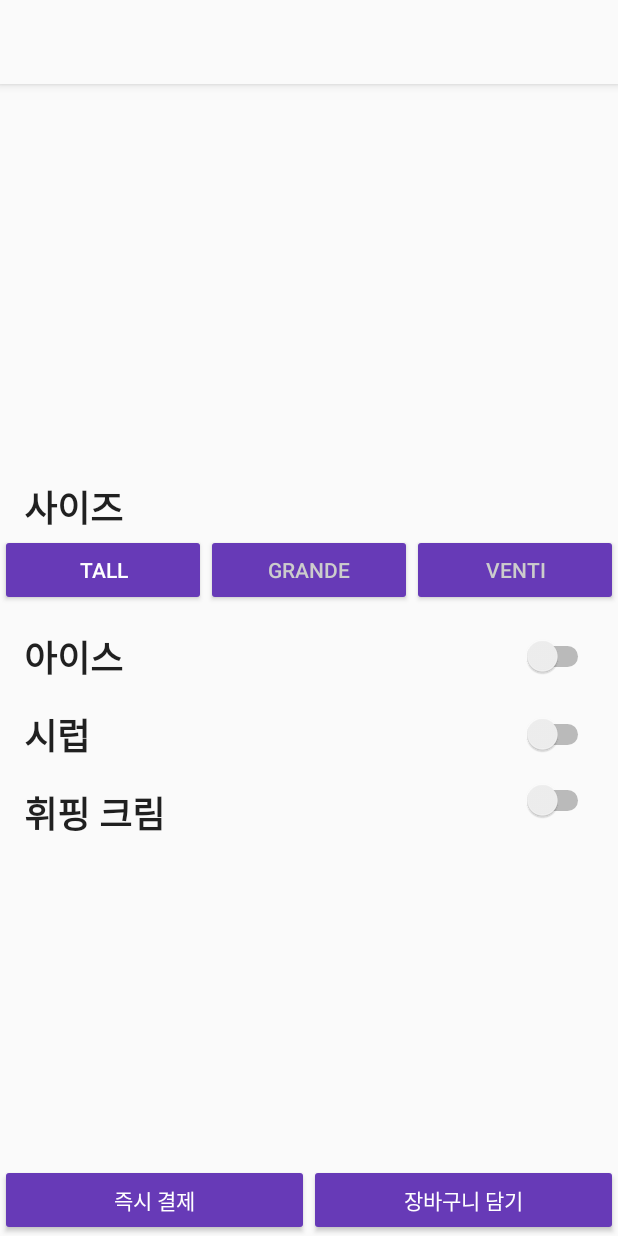
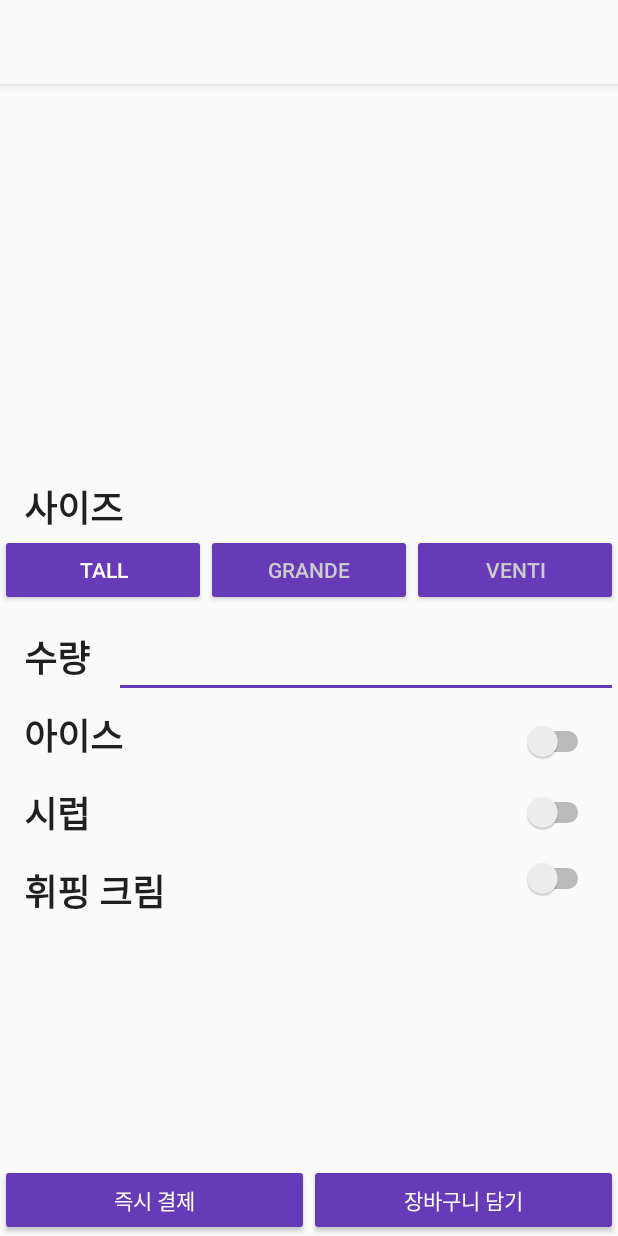
Before and after one commit to minsub0922/midasit-mobile-10-client, an Android app: the OrderActivity screen opened directly, with no data from a screen before it, on a phone screen of 412 x 824 dp. Run offline under Robolectric (Android 15) with nearby library versions, the phone set to English and light mode, and no system bars.

Commit message:
Upload unstaged file

```diff
--- a/app/src/main/res/layout/activity_order.xml
+++ b/app/src/main/res/layout/activity_order.xml
@@ -101,6 +101,33 @@
                 app:layout_constraintTop_toBottomOf="@id/order_size_header" />
 
             <TextView
+                android:id="@+id/order_count"
+                android:layout_width="0dp"
+                android:layout_height="wrap_content"
+                android:layout_marginTop="@dimen/activity_margin"
+                android:paddingEnd="@dimen/activity_margin"
+                android:paddingStart="@dimen/activity_margin"
+                android:text="@string/count"
+                android:textColor="@color/textColorDarkPrimary"
+                android:textSize="24sp"
+                android:textStyle="bold"
+                app:layout_constraintStart_toStartOf="parent"
+                app:layout_constraintTop_toBottomOf="@+id/order_size_tall_button" />
+
+            <EditText
+                android:id="@+id/order_count_editText"
+                android:layout_width="0dp"
+                android:layout_height="wrap_content"
+                android:ems="10"
+                android:layout_marginTop="@dimen/activity_margin"
+                android:paddingEnd="@dimen/activity_margin"
+                android:paddingStart="@dimen/activity_margin"
+                android:inputType="number"
+                app:layout_constraintEnd_toEndOf="parent"
+                app:layout_constraintStart_toEndOf="@+id/order_count"
+                app:layout_constraintTop_toBottomOf="@+id/order_size_tall_button"/>
+
+            <TextView
                 android:id="@+id/order_ice_header"
                 android:layout_width="0dp"
                 android:layout_height="wrap_content"
@@ -116,7 +143,7 @@
                 app:layout_constraintEnd_toStartOf="@id/order_ice_switch"
                 app:layout_constraintHorizontal_chainStyle="packed"
                 app:layout_constraintStart_toStartOf="parent"
-                app:layout_constraintTop_toBottomOf="@id/order_size_tall_button" />
+                app:layout_constraintTop_toBottomOf="@+id/order_count" />
 
             <Switch
                 android:id="@+id/order_ice_switch"
@@ -128,7 +155,7 @@
                 app:layout_constraintEnd_toEndOf="parent"
                 app:layout_constraintHorizontal_chainStyle="packed"
                 app:layout_constraintStart_toEndOf="@id/order_ice_header"
-                app:layout_constraintTop_toBottomOf="@id/order_size_tall_button" />
+                app:layout_constraintTop_toBottomOf="@+id/order_count_editText" />
 
             <TextView
                 android:id="@+id/order_syrup_header"
```
